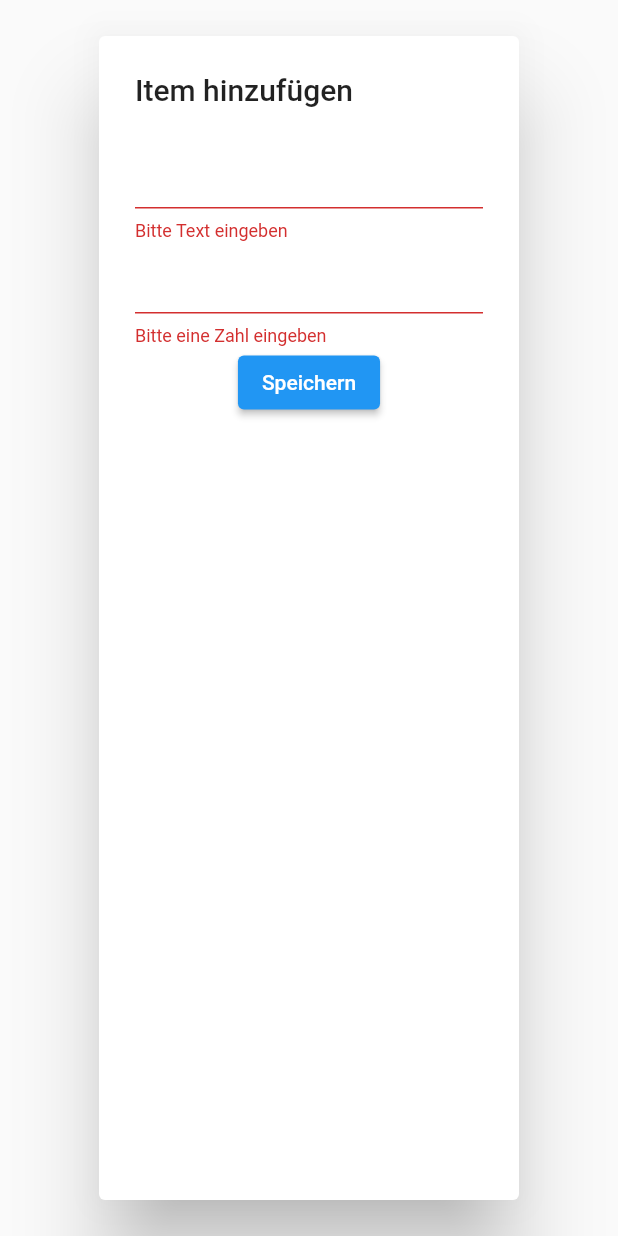
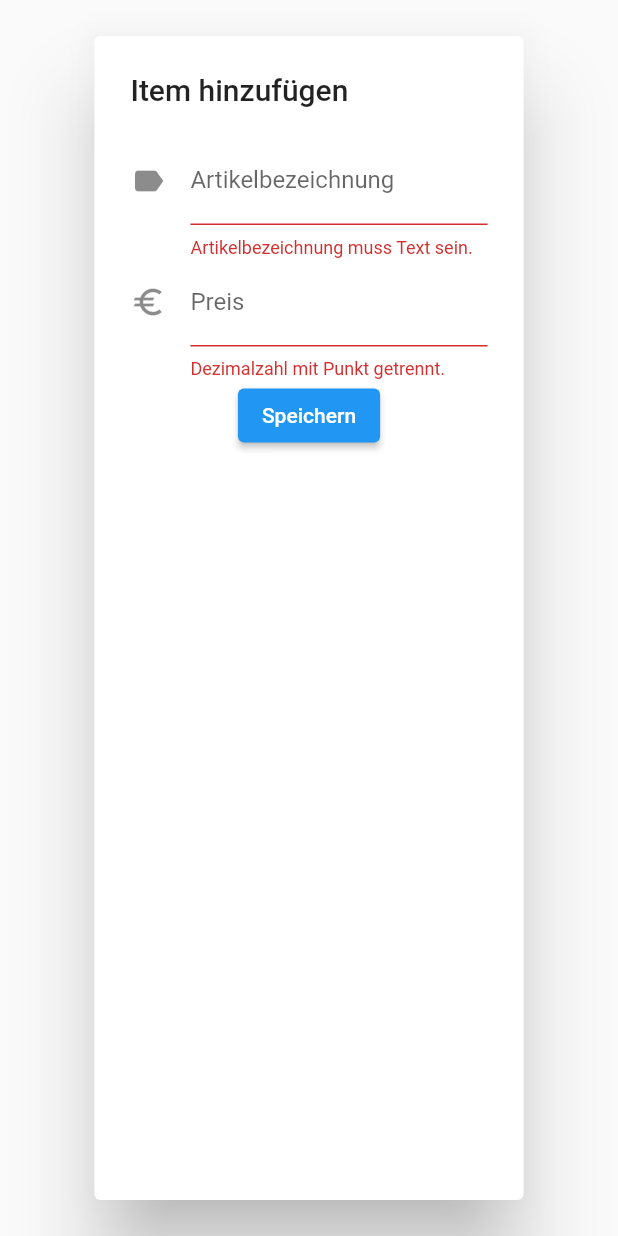
Before and after one commit to noell-dev/kiosk, a Flutter app: the AddItemsOverlay widget shown alone on an empty page, opened directly, after a tap on "Speichern", on a phone screen of 412 x 824 dp. Run offline on Flutter 3.47's test engine with Material 2 defaults, Android fonts, the phone set to English and light mode, and no system bars; our stand-ins replace sqflite; accounts and stored records are empty.

Commit message:
added Descriptive Texts for Inputs

```diff
--- a/lib/panels/Items.dart
+++ b/lib/panels/Items.dart
@@ -163,29 +163,37 @@ class _AddItemsOverlayState extends State<AddItemsOverlay> {
         key: _itemKey,
         child: Column(
           children: [
-            // ToDo: Add texts
             TextFormField(
+              decoration: const InputDecoration(
+                icon: Icon(Icons.label),
+                hintText: 'Was steht auf der Packung?',
+                labelText: 'Artikelbezeichnung',
+              ),
               onSaved: (String? value) {
                 name = value!;
               },
               validator: (String? value) {
                 if (value?.isEmpty ?? false) {
-                  return "Bitte Text eingeben";
+                  return "Artikelbezeichnung muss Text sein.";
                 }
                 return null;
               },
             ),
-            // ToDo: Add texts
             TextFormField(
+              decoration: const InputDecoration(
+                icon: Icon(Icons.euro),
+                hintText: 'Was letzter Preis?',
+                labelText: 'Preis',
+              ),
               onSaved: (String? value) {
                 price = double.parse(value!);
               },
               validator: (String? value) {
                 if (value == null) {
-                  return "Bitte eine Zahl eingeben:";
+                  return "Dieses Feld ist ein Pflichtfeld";
                 } else {
                   if (value.isEmpty || !isNumeric(value)) {
-                    return "Bitte eine Zahl eingeben";
+                    return "Dezimalzahl mit Punkt getrennt.";
                   }
                   return null;
                 }
```
